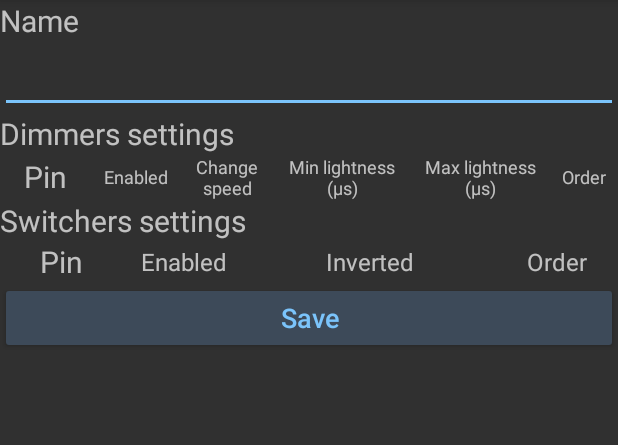
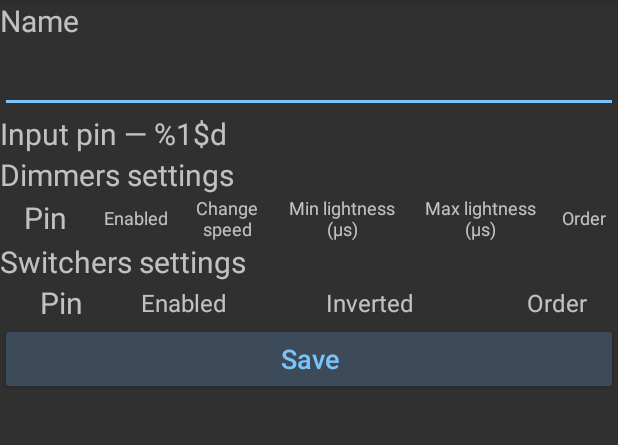
Before and after one commit to Tsar/smart_home, an Android app: the layout device_settings_device.xml on its own in the app's theme, with its tools: preview values and no code run, on a phone screen of 412 x 824 dp, the part 84-529 px from its top. Run offline under Robolectric (Android 15) with nearby library versions, the phone set to English and light mode, and no system bars; network calls fail.

Commit message:
App: Showing input pin in device settings

```diff
--- a/App/app/src/main/java/ru/tsar_ioann/smarthome/screens/DeviceSettings.java
+++ b/App/app/src/main/java/ru/tsar_ioann/smarthome/screens/DeviceSettings.java
@@ -8,6 +8,7 @@ import android.view.View;
 import android.widget.Button;
 import android.widget.CheckBox;
 import android.widget.EditText;
+import android.widget.TextView;
 import android.widget.Toast;
 import android.widget.ViewFlipper;
 
@@ -47,6 +48,7 @@ public class DeviceSettings extends BaseScreen {
     private boolean deviceIsDiscovered;
 
     private final EditText edtName;
+    private final TextView txtInputPin;
     private final RecyclerView rcvDimmersSettings;
     private final RecyclerView rcvSwitchersSettings;
     private final ItemTouchHelper ithDimmersSettings;
@@ -69,6 +71,7 @@ public class DeviceSettings extends BaseScreen {
         settingsViewFlipper = activity.findViewById(R.id.settingsViewFlipper);
 
         edtName = activity.findViewById(R.id.edtName);
+        txtInputPin = activity.findViewById(R.id.txtInputPin);
 
         rcvDimmersSettings = activity.findViewById(R.id.rcvDimmersSettings);
         rcvDimmersSettings.setLayoutManager(new LinearLayoutManager(activity, LinearLayoutManager.VERTICAL, false));
@@ -285,6 +288,7 @@ public class DeviceSettings extends BaseScreen {
         }
 
         edtName.setText(device.getName());
+        txtInputPin.setText(tr(R.string.input_pin, device.getInputPin()));
         rcvDimmersSettings.setAdapter(new DimmersSettingsAdapter(
                 ithDimmersSettings,
                 device.getDimmersSettings()
--- a/App/app/src/main/res/layout/device_settings_device.xml
+++ b/App/app/src/main/res/layout/device_settings_device.xml
@@ -20,6 +20,12 @@
             android:layout_height="wrap_content"
             android:inputType="text"
             tools:ignore="Autofill,LabelFor" />
+
+        <TextView
+            android:id="@+id/txtInputPin"
+            android:layout_width="match_parent"
+            android:layout_height="wrap_content"
+            android:text="@string/input_pin" />
 
         <TextView
             android:layout_width="match_parent"
--- a/App/app/src/main/res/values/strings.xml
+++ b/App/app/src/main/res/values/strings.xml
@@ -55,6 +55,7 @@
     <string name="connection_settings">Connection settings</string>
     <string name="save">Save</string>
     <string name="name">Name</string>
+    <string name="input_pin">Input pin — %1$d</string>
     <string name="dimmer_settings">Dimmers settings</string>
     <string name="this_settings_are_unavailable">This settings are unavailable, because device is not connected.\n\nCheck \"Connection settings\".</string>
     <string name="device_settings_successfully_saved">Settings were saved on the device successfully!</string>
```
Also changed, not shown: App/app/src/main/java/ru/tsar_ioann/smarthome/DeviceInfo.java (+11 -0 lines), 1 other file.
